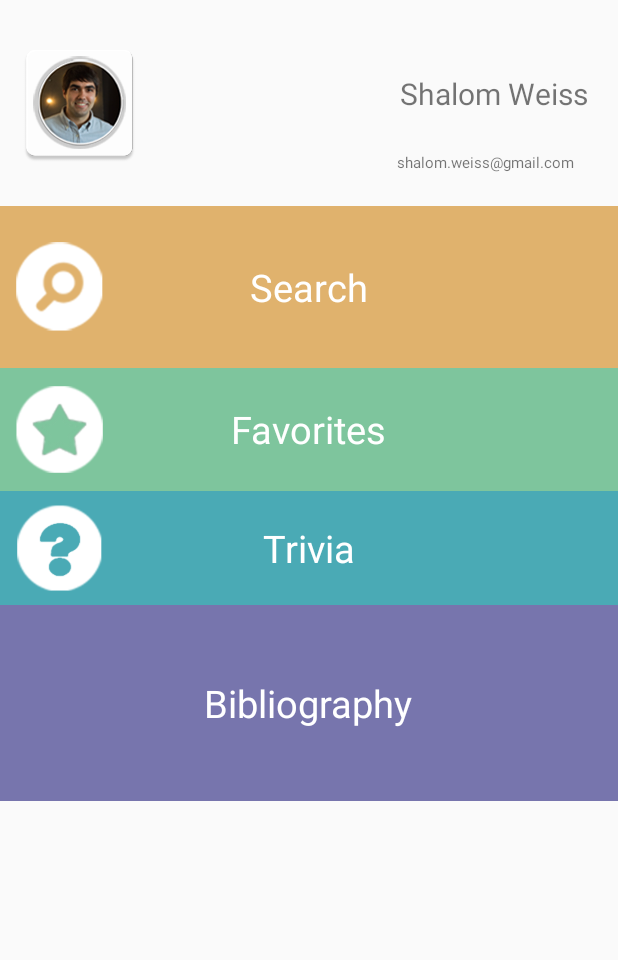
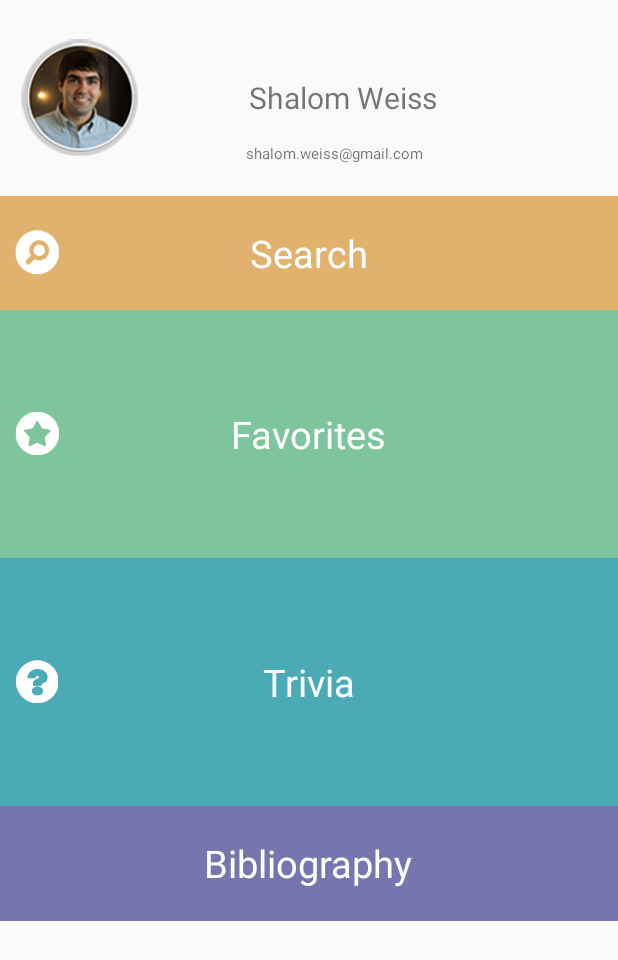
Before and after one commit to tsofenAndroidteam/Main_rep_1, an Android app: the MainActivity screen opened directly, with no data from a screen before it, on a phone screen of 412 x 824 dp. Shown: the top 960 px of the screen. Run offline under Robolectric (Android 15) with nearby library versions, the phone set to English and light mode, and no system bars.

Commit message:
Added Graphical settings

```diff
--- a/app/src/main/res/layout/activity_listviewactivity.xml
+++ b/app/src/main/res/layout/activity_listviewactivity.xml
@@ -9,7 +9,7 @@
     <FrameLayout
         android:layout_width="match_parent"
         android:layout_height="53dp"
-        android:background="@android:color/holo_orange_light">
+        android:background="@color/colorSearch">
 
         <TextView
             android:layout_width="wrap_content"
--- a/app/src/main/res/layout/activity_login.xml
+++ b/app/src/main/res/layout/activity_login.xml
@@ -37,9 +37,7 @@
         <ImageView
             android:layout_width="wrap_content"
             android:layout_height="wrap_content"
-            android:id="@+id/logo"
-            android:paddingRight="25dp"
-            android:paddingLeft="25dp"/>
+            android:id="@+id/logo" />
 
         <android.support.design.widget.TextInputLayout
             android:layout_width="match_parent"
--- a/app/src/main/res/layout/activity_menu.xml
+++ b/app/src/main/res/layout/activity_menu.xml
@@ -15,16 +15,16 @@
         android:layout_weight="10">
 
         <TextView
-            android:layout_width="147dp"
-            android:layout_height="36dp"
+            android:layout_width="248dp"
+            android:layout_height="35dp"
             android:text="shalom.weiss@gmail.com"
             android:id="@+id/textView"
             android:layout_gravity="right|bottom"
             android:textSize="10dp" />
 
         <TextView
-            android:layout_width="145dp"
-            android:layout_height="40dp"
+            android:layout_width="246dp"
+            android:layout_height="wrap_content"
             android:text="Shalom Weiss"
             android:id="@+id/tv_fullname"
             android:layout_gravity="right|center_vertical"
@@ -36,7 +36,7 @@
             android:layout_height="89dp"
             android:id="@+id/imageView"
             android:layout_gravity="left|center_vertical"
-            android:src="@drawable/profile_circle"
+            android:src="@drawable/menu_top"
             />
 
         <ImageView
@@ -51,7 +51,7 @@
         android:layout_width="fill_parent"
         android:layout_height="wrap_content"
         android:onClick="search"
-        android:background="#e0b26d"
+        android:background="@color/colorSearch"
         android:layout_weight="10">
 
         <TextView
@@ -65,7 +65,7 @@
             android:textIsSelectable="false" />
 
         <ImageView
-            android:layout_width="70dp"
+            android:layout_width="40dp"
             android:layout_height="wrap_content"
             android:id="@+id/imageView3"
             android:layout_gravity="left|center_vertical"
@@ -76,9 +76,10 @@
     </FrameLayout>
 
     <FrameLayout
-        android:layout_width="match_parent"
-        android:layout_height="82dp"
-        android:background="#7ec59d">
+        android:layout_width="fill_parent"
+        android:layout_height="wrap_content"
+        android:background="#7ec59d"
+        android:layout_weight="10">
 
         <TextView
             android:layout_width="wrap_content"
@@ -90,7 +91,7 @@
             android:textSize="25dp" />
 
         <ImageView
-            android:layout_width="70dp"
+            android:layout_width="40dp"
             android:layout_height="wrap_content"
             android:id="@+id/menu_fav_imageview"
             android:layout_gravity="left|center_vertical"
@@ -101,8 +102,9 @@
 
     <FrameLayout
         android:layout_width="match_parent"
-        android:layout_height="76dp"
-        android:background="#4aaab5">
+        android:layout_height="wrap_content"
+        android:background="#4aaab5"
+        android:layout_weight="10">
 
         <TextView
             android:layout_width="wrap_content"
@@ -114,7 +116,7 @@
             android:textSize="25dp" />
 
         <ImageView
-            android:layout_width="70dp"
+            android:layout_width="40dp"
             android:layout_height="wrap_content"
             android:id="@+id/imageView4"
             android:layout_gravity="left|center_vertical"
@@ -123,9 +125,9 @@
     </FrameLayout>
 
     <FrameLayout
-        android:layout_width="match_parent"
+        android:layout_width="fill_parent"
         android:layout_height="wrap_content"
-        android:layout_weight="20"
+        android:layout_weight="10"
         android:background="#7775ad">
 
         <TextView
--- a/app/src/main/res/values/colors.xml
+++ b/app/src/main/res/values/colors.xml
@@ -1,12 +1,13 @@
 <?xml version="1.0" encoding="utf-8"?>
 <resources>
     <color name="colorPrimary">#3F51B5</color>
-    <color name="colorPrimaryDark">#303F9F</color>
+    <color name="colorPrimaryDark">#000000</color>
     <color name="colorAccent">#66BB6A</color>
     <color name="colorBackground">#37474F</color>
     <color name="black">#000000</color>
     <color name="indigo_blue">#3F51B5</color>
     <color name="colorError">#F44336</color>
-    <color name="buttonColor">#DCEDC8</color>
-    <color name="buttonClickColor">#C5E1A5</color>
+    <color name="buttonColor">#f0878787</color>
+    <color name="buttonClickColor">#f0878787</color>
+    <color name="colorSearch">#e0b26d</color>
 </resources>
```
Also changed, not shown: app/src/main/res/layout/activity_search.xml (+12 -11 lines), app/src/main/res/layout/activity_view_pager.xml (+19 -2 lines), app/src/main/res/drawable/menu_top.png (added), app/src/main/res/drawable/profile_circle.png (deleted).
